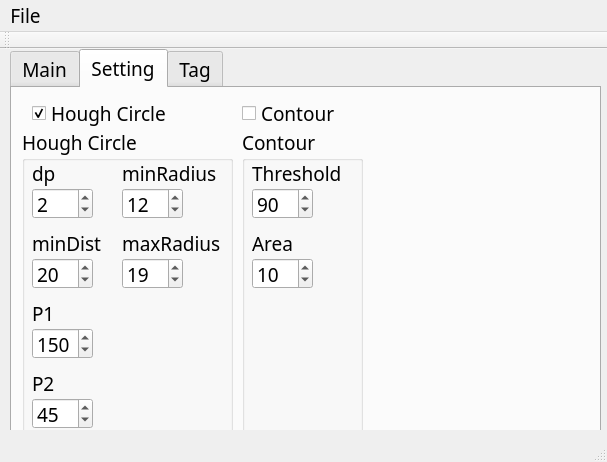
First picture: the form in mainwindow.ui, repository jefftsai8049/BeeObservationSystem_Analysis, before the edit.
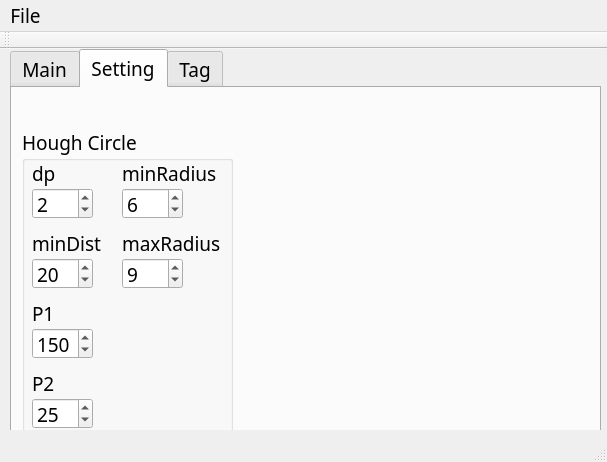
Second picture: the form after the edit. The open tabs and pages were chosen to show the change.

Commit message: remove contour function

What changed in the file:
```diff
--- a/mainwindow.ui
+++ b/mainwindow.ui
@@ -156,7 +156,7 @@
         </rect>
        </property>
        <property name="value">
-        <number>19</number>
+        <number>9</number>
        </property>
       </widget>
       <widget class="QSpinBox" name="dp_hough_circle_spinBox">
@@ -185,7 +185,7 @@
         <number>200</number>
        </property>
        <property name="value">
-        <number>45</number>
+        <number>25</number>
        </property>
       </widget>
       <widget class="QSpinBox" name="minRadius_hough_circle_spinBox">
@@ -198,7 +198,7 @@
         </rect>
        </property>
        <property name="value">
-        <number>12</number>
+        <number>6</number>
        </property>
       </widget>
       <widget class="QSpinBox" name="para_1_hough_circle_spinBox">
@@ -309,106 +309,6 @@
        </property>
       </widget>
      </widget>
-     <widget class="QGroupBox" name="groupBox_2">
-      <property name="geometry">
-       <rect>
-        <x>230</x>
-        <y>40</y>
-        <width>121</width>
-        <height>311</height>
-       </rect>
-      </property>
-      <property name="title">
-       <string>Contour</string>
-      </property>
-      <widget class="QSpinBox" name="threshold_contour_circle_spinBox">
-       <property name="geometry">
-        <rect>
-         <x>10</x>
-         <y>60</y>
-         <width>61</width>
-         <height>31</height>
-        </rect>
-       </property>
-       <property name="maximum">
-        <number>255</number>
-       </property>
-       <property name="value">
-        <number>90</number>
-       </property>
-      </widget>
-      <widget class="QLabel" name="label_8">
-       <property name="geometry">
-        <rect>
-         <x>10</x>
-         <y>30</y>
-         <width>101</width>
-         <height>31</height>
-        </rect>
-       </property>
-       <property name="text">
-        <string>Threshold</string>
-       </property>
-      </widget>
-      <widget class="QLabel" name="label_9">
-       <property name="geometry">
-        <rect>
-         <x>10</x>
-         <y>100</y>
-         <width>101</width>
-         <height>31</height>
-        </rect>
-       </property>
-       <property name="text">
-        <string>Area</string>
-       </property>
-      </widget>
-      <widget class="QSpinBox" name="area_contour_circle_spinBox">
-       <property name="geometry">
-        <rect>
-         <x>10</x>
-         <y>130</y>
-         <width>61</width>
-         <height>31</height>
-        </rect>
-       </property>
-       <property name="maximum">
-        <number>300</number>
-       </property>
-       <property name="value">
-        <number>10</number>
-       </property>
-      </widget>
-     </widget>
-     <widget class="QCheckBox" name="hough_cirle_checkBox">
-      <property name="geometry">
-       <rect>
-        <x>20</x>
-        <y>10</y>
-        <width>151</width>
-        <height>31</height>
-       </rect>
-      </property>
-      <property name="text">
-       <string>Hough Circle</string>
-      </property>
-      <property name="checked">
-       <bool>true</bool>
-      </property>
-     </widget>
-     <widget class="QCheckBox" name="contour_checkBox">
-      <property name="geometry">
-       <rect>
-        <x>230</x>
-        <y>10</y>
-        <width>151</width>
-        <height>31</height>
-       </rect>
-      </property>
-      <property name="text">
-       <string>Contour</string>
-      </property>
-     </widget>
     </widget>
     <widget class="QWidget" name="tab_3">
      <attribute name="title">
```
Left out of the diff: 2 changed lines with no effect on the pictures. The commit also changes 6 other files.
